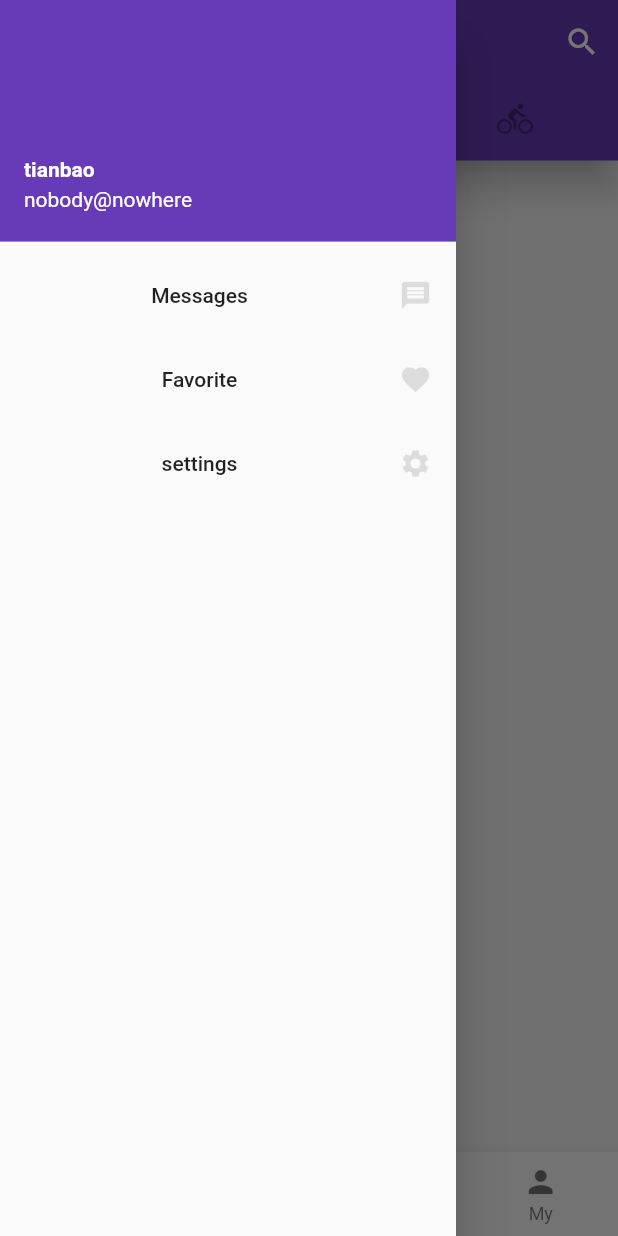
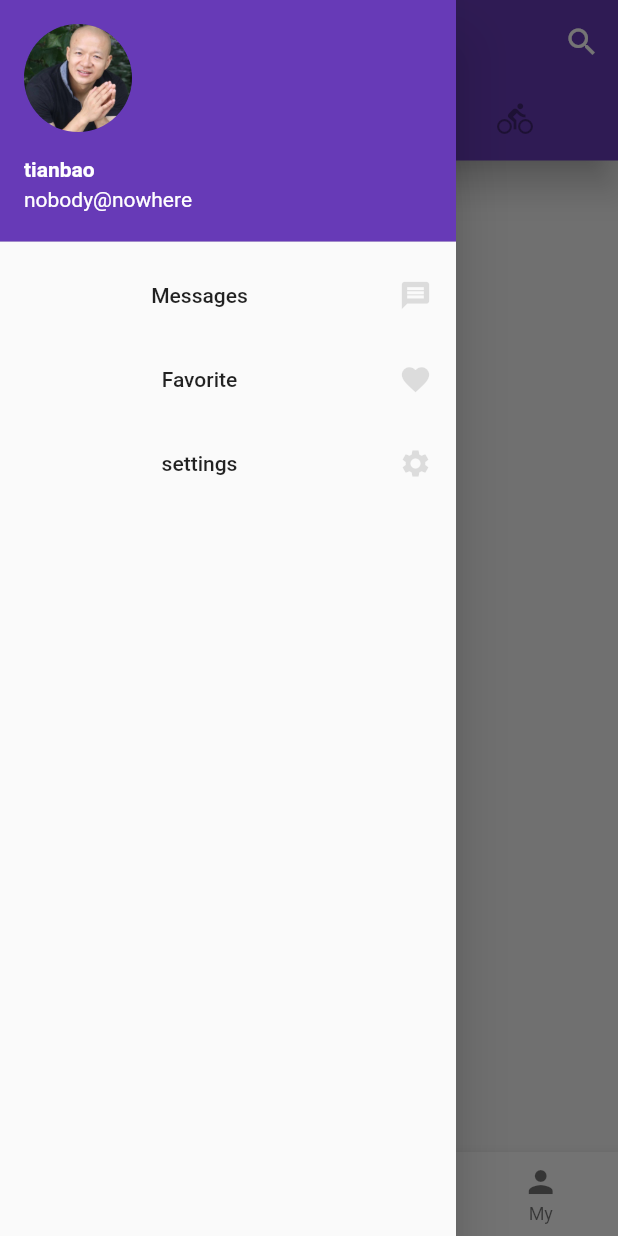
Before and after one commit to capricorntb/flutter, a Flutter app: the screen it shows after launch, tab 2 chosen, with the side drawer open, on a phone screen of 412 x 824 dp. Run offline on Flutter 3.47's test engine with Material 2 defaults, Android fonts, the phone set to English and light mode, and no system bars; network calls fail.

Commit message:
设置帐号头像

```diff
--- a/lib/demo/drawer_demo.dart
+++ b/lib/demo/drawer_demo.dart
@@ -14,6 +14,9 @@ class DrawerDemo extends StatelessWidget {
               style: TextStyle(fontWeight: FontWeight.bold),
             ),
             accountEmail: Text('nobody@nowhere'),
+            currentAccountPicture: CircleAvatar(
+              backgroundImage: AssetImage('images/avator.jpeg'),
+            ),
           ),
           ListTile(
             title: Text(
--- a/lib/main.dart
+++ b/lib/main.dart
@@ -12,7 +12,7 @@ class App extends StatelessWidget {
   @override
   Widget build(BuildContext context) {
     return MaterialApp(
-      debugShowCheckedModeBanner: false,
+      // debugShowCheckedModeBanner: false,
       home: Home(),
       theme: ThemeData(
         primarySwatch: Colors.deepPurple,
@@ -59,6 +59,7 @@ class Home extends StatelessWidget {
         ),
         body: TabBarView(
           children: <Widget>[
+
             ListViewDemo(),
             Icon(Icons.change_history, size: 128.0, color: Colors.black12),
             Icon(Icons.directions_bike, size: 128.0, color: Colors.black12),
--- a/pubspec.yaml
+++ b/pubspec.yaml
@@ -37,9 +37,8 @@ flutter:
   uses-material-design: true
 
   # To add assets to your application, add an assets section, like this:
-  # assets:
-  #  - images/a_dot_burr.jpeg
-  #  - images/a_dot_ham.jpeg
+  assets:
+   - ./images/avator.jpeg
 
   # An image asset can refer to one or more resolution-specific "variants", see
   # https://flutter.io/assets-and-images/#resolution-aware.
```
Also changed, not shown: flutter_01.png (deleted), images/avator.jpeg (renamed from lib/images/avator.jpeg).
